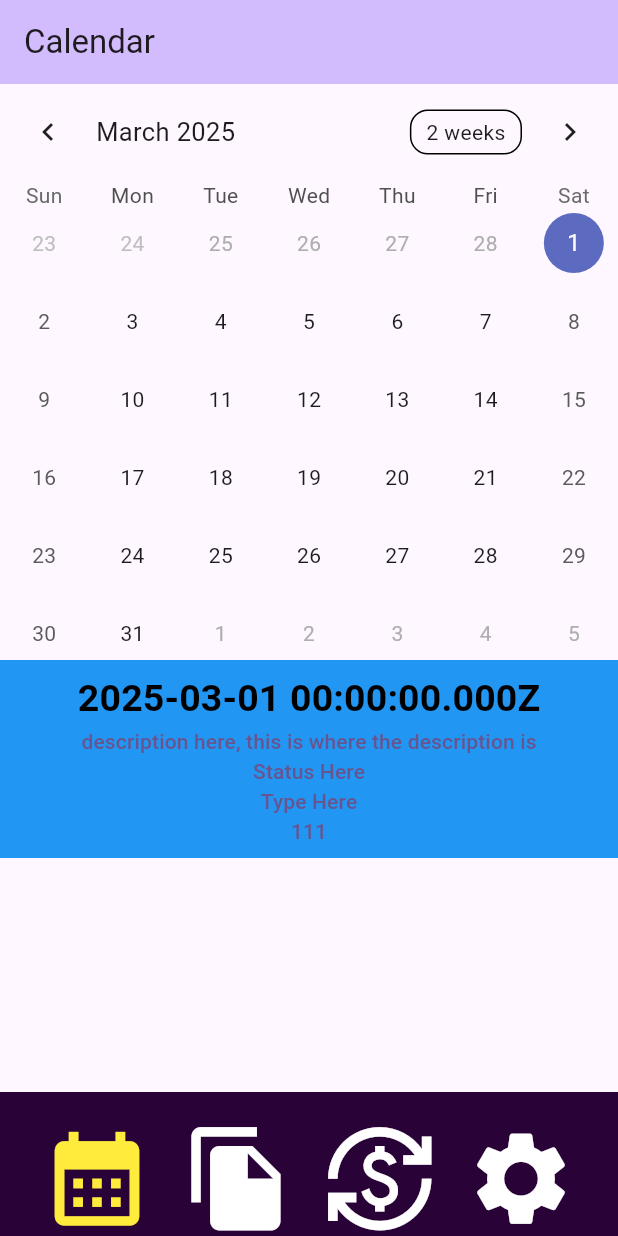
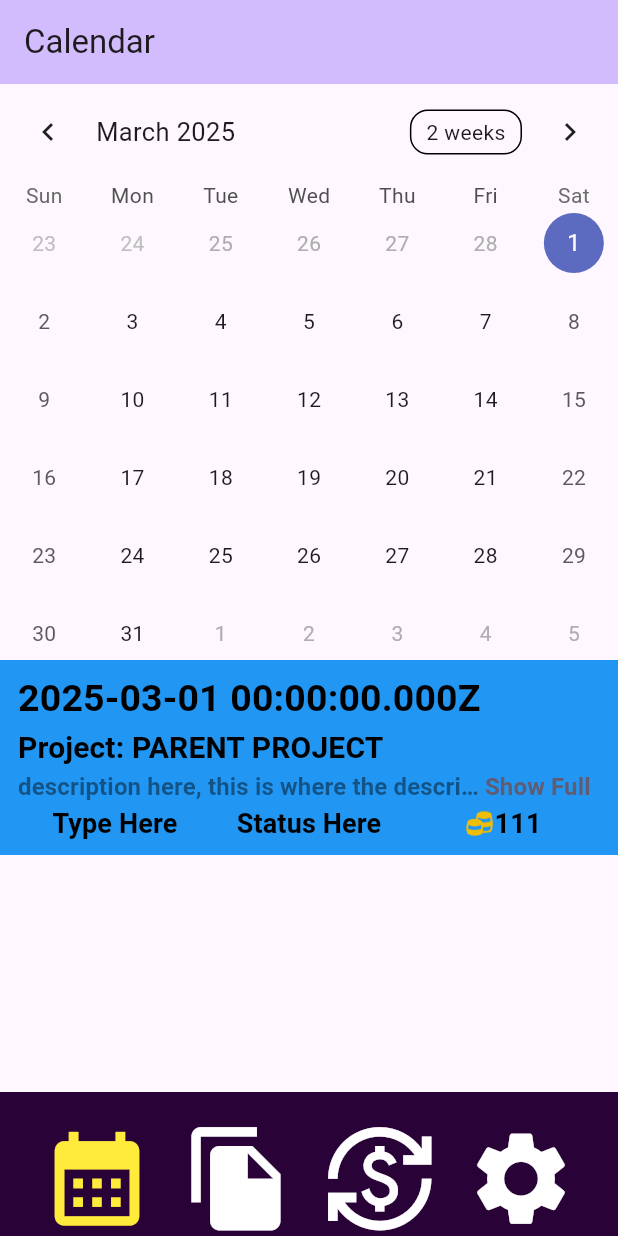
Before and after one commit to SushiRemi/Mini-Manager, a Flutter app: the screen it shows after launch, on a phone screen of 412 x 824 dp. Run offline on Flutter 3.47's test engine with Material 3 defaults, Android fonts, the phone set to English and light mode, and no system bars; drawn by our look-alikes of expandable_text, table_calendar; our stand-ins replace go_router; missing offline and left inert: swipeable_page_route.

Commit message:
Completed base implementation of calendar page.

```diff
--- a/lib/calendar_page.dart
+++ b/lib/calendar_page.dart
@@ -6,6 +6,9 @@ import 'package:mini_manager/main.dart';
 import 'package:mini_manager/data_manager.dart';
 import 'package:mini_manager/project.dart';
 import 'package:mini_manager/content.dart';
+
+//used for description text
+import 'package:expandable_text/expandable_text.dart';
 
 
 //used for swiping between pages
@@ -231,7 +234,7 @@ class _CalendarPage extends State<CalendarPage> {
                         ],
                       ),
                     ),
-                  )
+                  ),
                 ]
               ),
 
@@ -244,21 +247,12 @@ class _CalendarPage extends State<CalendarPage> {
 
     );
   }
-
-  //Method to go to shop
-  Future<void> _pushProjectsPage(BuildContext context) async {
-    return switch (NavigationMode.current){
-      NavigationMode.navigator => Navigator.of(context)
-        .push<void>(SwipeablePageRoute(builder: (_) => const ProjectsPage(title: "Projects"))),
-      NavigationMode.goRouter => GoRouter.of(context).push<void>('/projects'),
-      NavigationMode.goRouterBuilder => ProjectsPageRoute().push(context),
-    };
-  }
 }
 
 // widget for dynamic text field
 class DynamicWidget extends StatelessWidget {
   String title = "";
+  String parent = "";
   String description = "";
   String status = "";
   String type = "";
@@ -266,6 +260,7 @@ class DynamicWidget extends StatelessWidget {
 
   DynamicWidget(Content content, {super.key}){
     title = content.getTitle();
+    parent = content.getParent();
     description = content.getDescription();
     status = content.getStatus();
     type = content.getType();
@@ -274,6 +269,7 @@ class DynamicWidget extends StatelessWidget {
 
   DynamicWidget.empty({super.key}){
     title = "Hello";
+    parent = "Parent Project";
     description = "TEST";
     status = "TEST";
     type = "TEST";
@@ -282,7 +278,8 @@ class DynamicWidget extends StatelessWidget {
 
   DynamicWidget.test(DateTime day, {super.key}){
     title = day.toString();
-    description = "description here, this is where the description is";
+    parent = "PARENT PROJECT";
+    description = "description here, this is where the description is description here, this is where the description isdescription here, this is where the description isdescription here, this is where the description is";
     status = "Status Here";
     type = "Type Here";
     coinValue = 111;
@@ -292,37 +289,100 @@ class DynamicWidget extends StatelessWidget {
   @override
   Widget build(BuildContext context){
     return Container(
-      child: Container(
       color: Colors.blue,
       //height: 100,
       //width: 100,
       child: TextButton(
           onPressed: (){
             //Should change to content viewing page, currently to project for testing
-              Navigator.of(context).pushAndRemoveUntil(
-                  MaterialPageRoute(builder: (context) => ProjectsPage(title: "Projects")),
-                  ModalRoute.withName("Calendar")
-              );
+            // Navigator.of(context).pushAndRemoveUntil(
+            //     MaterialPageRoute(builder: (context) => ProjectsPage(title: "Projects")),
+            //     ModalRoute.withName("Calendar")
+            // );
           },
           child: Column(
+            crossAxisAlignment: CrossAxisAlignment.start,
             children: [
               Text(
                 title,
-                  style: TextStyle(
+                style: const TextStyle(
                   fontSize: 25,
                   fontWeight: FontWeight.bold,
                   color: Colors.black,
                 ),
                 textAlign: TextAlign.left,
+              ),
+              Text(
+                ("Project: $parent"),
+                style: const TextStyle(
+                  fontSize: 20,
+                  fontWeight: FontWeight.bold,
+                  color: Colors.black,
+                ),
+                textAlign: TextAlign.left,
+              ),
+              ExpandableText(
+                description,
+                expandText: "Show Full",
+                collapseText: "Show Less",
+                maxLines: 1,
+                animation: true,
+                style: const TextStyle(
+                  fontSize: 16,
+                  fontWeight: FontWeight.bold,
+                  color: Colors.black45,
+                ),
+              ),
+              Row(
+                children: [
+                  Expanded(
+                      child: Text(
+                        textAlign: TextAlign.center,
+                        type,
+                        style: const TextStyle(
+                          fontSize: 18,
+                          fontWeight: FontWeight.bold,
+                          color: Colors.black,
+                        ),
+                      )
+                  ),
+                  Expanded(
+                      child: Text(
+                        textAlign: TextAlign.center,
+                          status,
+                          style: const TextStyle(
+                            fontSize: 18,
+                            fontWeight: FontWeight.bold,
+                            color: Colors.black,
+                          ),
+                      )
+                  ),
+                  Expanded(
+                    child: Row(
+                      mainAxisAlignment: MainAxisAlignment.center,
+                      children: [
+                        const Image(
+                          image: AssetImage("assets/coins.png"),
+                          width: 20,
+                          height: 20,
+                        ),
+                        Text(
+                          coinValue.toString(),
+                          style: const TextStyle(
+                            fontSize: 18,
+                            fontWeight: FontWeight.bold,
+                            color: Colors.black,
+                          ),
+                        )
+                      ],
+                    )
 
                   ),
-                Text(description),
-                Text(status),
-                Text(type),
-                Text(coinValue.toString()),
                 ]
               ),
-        )
+
+            ]
+          ),
       )
     );
   }
--- a/lib/content.dart
+++ b/lib/content.dart
@@ -1,5 +1,8 @@
+import 'package:mini_manager/project.dart';
+
 class Content{
   String _title = "";
+  String _parent = "";
   String _type = "";
   String _description = "";
   //String date = "";
@@ -10,6 +13,7 @@ class Content{
 
   Content.empty(){
     _title = "";
+    _parent = "";
     _type = "";
     _description = "";
     _date = DateTime(0,0,0);
@@ -18,8 +22,9 @@ class Content{
     _coinValue = 0;
   }
 
-  Content.create(String titleIn, String typeIn, String descriptionIn, DateTime dateIn, String statusIn, int coinValueIn){
+  Content.create(String titleIn, String parentIn, String typeIn, String descriptionIn, DateTime dateIn, String statusIn, int coinValueIn){
     _title = titleIn;
+    _parent = parentIn;
     _type = typeIn;
     _description = descriptionIn;
     _date = dateIn;
@@ -76,27 +81,20 @@ class Content{
     _coinValue = newCoinValue;
   }
 
-  /*
-  List<String> getTags(){
-    return tags;
+  String getParent(){
+    return _parent;
   }
 
-  void addTag(String newTag){
-    //need to check for duplicates
-    tags.add(newTag);
+  void setParent(Project project){
+    _parent = project.getTitle();
   }
-
-  void removeTag(int index){
-    //check if exists
-    tags.removeAt(index);
-  }
-  */
 
 
   String toCSV(){
     String out = "";
     out += "\"content\",,";
     out += "\"$_title\",,";
+    out += "\"$_parent\",,";
     out += "\"$_type\",,";
     out += "\"$_description\",,";
     out += (_date.toString().substring(0, 10));
--- a/lib/data_manager.dart
+++ b/lib/data_manager.dart
@@ -94,8 +94,8 @@ class DataManager {
           tempList.add(Project.create(current[1], current[2], current[3], tempStart, tempEnd, current[6]));
         } else if (current[0].contains("content")){
           //add content to latest project
-          DateTime tempDate = DateTime(int.parse(current[4].substring(0,4)), int.parse(current[4].substring(5,7)), int.parse(current[4].substring(8,10)));
-          Content newContent = Content.create(current[1], current[2], current[3], tempDate, current[5], int.parse(current[6]));
+          DateTime tempDate = DateTime(int.parse(current[5].substring(0,4)), int.parse(current[5].substring(5,7)), int.parse(current[5].substring(8,10)));
+          Content newContent = Content.create(current[1], current[2], current[3], current[4], tempDate, current[5], int.parse(current[6]));
           tempList[tempList.length-1].addContent(newContent);
         }
       }
--- a/lib/main.dart
+++ b/lib/main.dart
@@ -102,8 +102,7 @@ class _SplashPageState extends State<SplashPage> {
 
   @override
   Widget build(BuildContext context) {
-    // This method is rerun every time setState is called, for instance as done
-    // by the _incrementCounter method above.
+    // This method is rerun every time setState is called
     //
     // The Flutter framework has been optimized to make rerunning build methods
     // fast, so that you can just rebuild anything that needs updating rather
--- a/pubspec.yaml
+++ b/pubspec.yaml
@@ -32,6 +32,7 @@ dependencies:
   swipeable_page_route: '0.4.4'
   go_router:
   table_calendar: ^3.2.0
+  expandable_text: ^2.3.0
   flutter:
     sdk: flutter
 
@@ -67,7 +68,9 @@ flutter:
   uses-material-design: true
 
   # To add assets to your application, add an assets section, like this:
-  # assets:
+  assets:
+    - assets/
+    - assets/coins.png
   #   - images/a_dot_burr.jpeg
   #   - images/a_dot_ham.jpeg
 
```
Also changed, not shown: assets/coins.png (added), pubspec.lock. Lines whose indentation alone changed are shown as unchanged.
